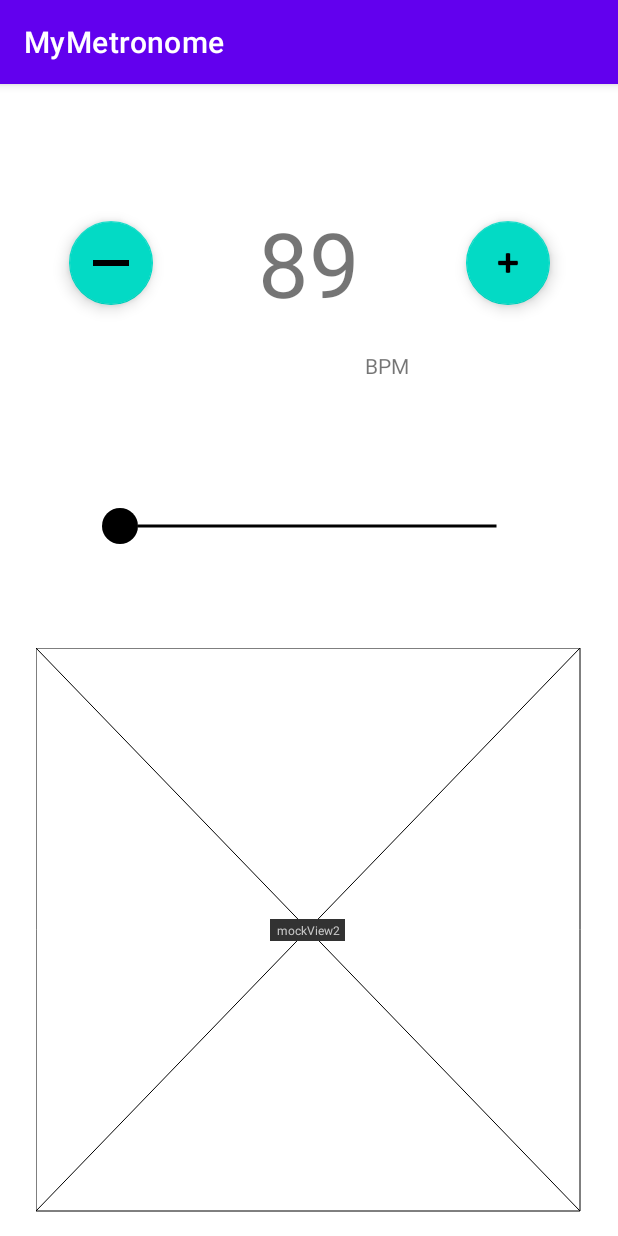
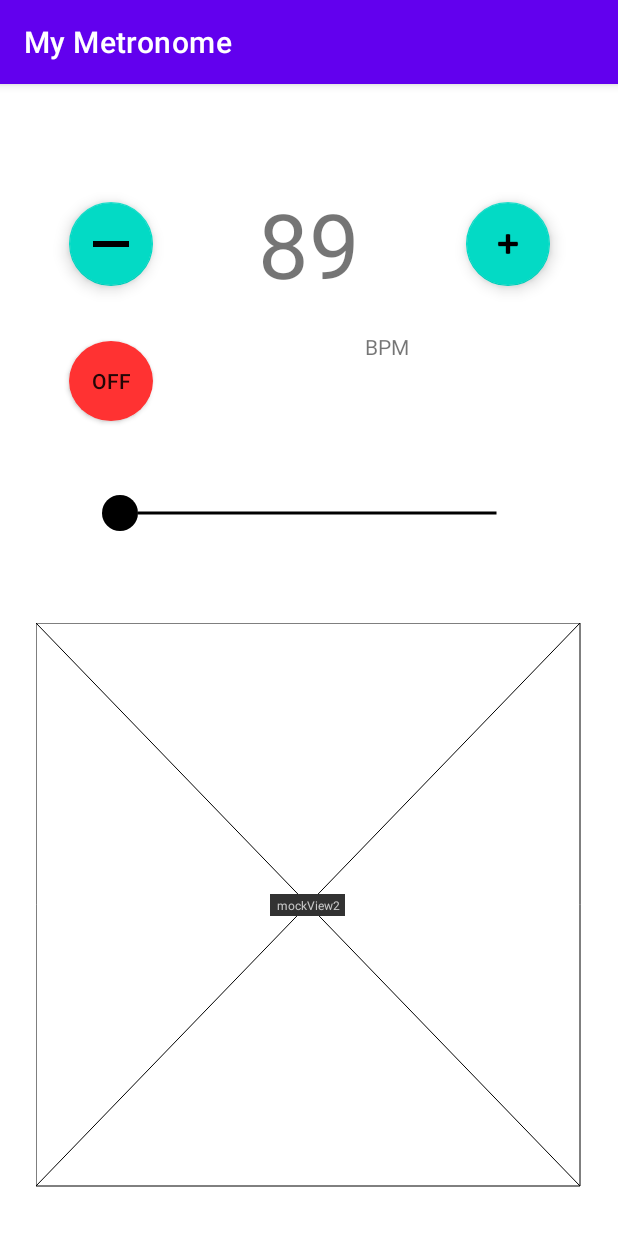
Before and after one commit to kemalsheker/MyMetronome, an Android app: the screen it shows after launch (MainActivity), after a tap on an icon or button, on a phone screen of 412 x 824 dp. Run offline under Robolectric (Android 15) with nearby library versions, the light colour scheme and no system bars.

Commit message:
Start/stop button , textwatcher, nightmode disable, mp3 sound

```diff
--- a/app/src/main/java/com/blackstart/mymetronome/MainActivity.java
+++ b/app/src/main/java/com/blackstart/mymetronome/MainActivity.java
@@ -1,13 +1,26 @@
 package com.blackstart.mymetronome;
 
+import android.media.MediaPlayer;
 import android.os.Bundle;
+import android.os.HandlerThread;
+import android.text.Editable;
+import android.text.TextWatcher;
 import android.util.Log;
 import android.view.View;
+import android.widget.ImageButton;
+import android.widget.SeekBar;
 import android.widget.TextView;
 
 import androidx.appcompat.app.AppCompatActivity;
+import androidx.appcompat.app.AppCompatDelegate;
+import androidx.appcompat.widget.AppCompatToggleButton;
 
+import com.google.android.material.button.MaterialButtonToggleGroup;
 import com.google.android.material.floatingactionbutton.FloatingActionButton;
+
+import java.sql.Time;
+import java.util.Timer;
+import java.util.TimerTask;
 
 public class MainActivity extends AppCompatActivity implements CounterHandler.CounterListener {
     private static final String TAG = "MainActivity";
@@ -16,25 +29,37 @@ public class MainActivity extends AppCompatActivity implements CounterHandler.Co
     private int currentBPM = 90;
     private boolean AutoIncrement = false;
     private boolean AutoDecrement = false;
+    private int minimumBPM = 30;
+    private int maximumBPM = 240;
+
 
     TextView bpmNumber;
+    SeekBar metronome;
+    AppCompatToggleButton startStopButton;
 
     @Override
     protected void onCreate(Bundle savedInstanceState) {
         Log.d(TAG, "onCreate: starts");
+        AppCompatDelegate.setDefaultNightMode(AppCompatDelegate.MODE_NIGHT_NO);
         super.onCreate(savedInstanceState);
         setContentView(R.layout.activity_main);
 
+
         bpmNumber = findViewById(R.id.bpmNumber);
+        metronome = findViewById(R.id.metronome);
+        startStopButton = findViewById(R.id.startStopButton);
+        metronome.setClickable(false);
+        metronome.setEnabled(false);
         FloatingActionButton minusButton = (FloatingActionButton) findViewById(R.id.minusButton);
         FloatingActionButton plusButton = (FloatingActionButton) findViewById(R.id.plusButton);
+
 
 
         new CounterHandler.Builder()
                 .incrementalView(plusButton)
                 .decrementalView(minusButton)
-                .minRange(30) // cant go any less than 30
-                .maxRange(240) // cant go any further than 240
+                .minRange(minimumBPM) // cant go any less than 30
+                .maxRange(maximumBPM) // cant go any further than 240
                 .startNumber(90)
                 .isCycle(true) // 49,50,-50,-49 and so on
                 .counterDelay(200) // speed of counter
@@ -42,9 +67,28 @@ public class MainActivity extends AppCompatActivity implements CounterHandler.Co
                 .listener(this) // to listen counter results and show them in app
                 .build();
 
+        bpmNumber.addTextChangedListener(new TextWatcher() {
+            @Override
+            public void beforeTextChanged(CharSequence charSequence, int i, int i1, int i2) {
+                currentBPM = Integer.parseInt(charSequence.toString());
+            }
+
+            @Override
+            public void onTextChanged(CharSequence charSequence, int i, int i1, int i2) {
+                currentBPM = Integer.parseInt(charSequence.toString());
+                Log.d(TAG, "onCreate: currentBPM is " + currentBPM);
+            }
+
+
+            @Override
+            public void afterTextChanged(Editable editable) {
+            }
+        });
+
+
+
         Log.d(TAG, "onCreate: ends");
     }
-
 
     @Override
     public void onIncrement(View view, int number) {
--- /dev/null
+++ b/app/src/main/res/drawable/startstop_button_background.xml
@@ -0,0 +1,21 @@
+<?xml version="1.0" encoding="utf-8"?>
+<selector xmlns:android="http://schemas.android.com/apk/res/android">
+
+    <item android:state_checked="true">
+        <shape android:shape="oval">
+            <solid android:color="@color/startGreen" />
+            <corners android:radius="5dp"/>
+            <size  android:height="48dp" android:width="48dp"/>
+        </shape>
+    </item>
+
+
+    <item android:state_checked="false">
+        <shape android:shape="oval">
+            <solid android:color="@color/stopRed" />
+            <corners android:radius="5dp"/>
+            <size  android:height="48dp" android:width="48dp"/>
+        </shape>
+    </item>
+
+</selector>
--- a/app/src/main/res/layout/activity_main.xml
+++ b/app/src/main/res/layout/activity_main.xml
@@ -2,9 +2,8 @@
 <androidx.constraintlayout.widget.ConstraintLayout xmlns:android="http://schemas.android.com/apk/res/android"
     xmlns:app="http://schemas.android.com/apk/res-auto"
     xmlns:tools="http://schemas.android.com/tools"
-    android:id="@+id/activity_main"
     android:layout_width="match_parent"
-    android:layout_height="match_parent"
+    android:layout_height="wrap_content"
     android:layout_gravity="center_vertical"
     tools:context=".MainActivity">
 
@@ -12,9 +11,10 @@
         android:id="@+id/metronome"
         android:layout_width="300dp"
         android:layout_height="98dp"
-        android:layout_marginStart="32dp"
-        android:layout_marginEnd="32dp"
-        android:layout_marginBottom="32dp"
+        android:layout_marginStart="24dp"
+        android:layout_marginEnd="24dp"
+        android:layout_marginBottom="24dp"
+        android:clickable="false"
         android:paddingStart="24dp"
         android:paddingLeft="16dp"
         android:paddingTop="16dp"
@@ -31,7 +31,7 @@
         android:id="@+id/bpmNumber"
         android:layout_width="133dp"
         android:layout_height="117dp"
-        android:layout_marginTop="64dp"
+        android:layout_marginTop="32dp"
         android:layout_marginBottom="72dp"
         android:gravity="center"
         android:text="90"
@@ -91,4 +91,18 @@
         app:layout_constraintHorizontal_bias="0.0"
         app:layout_constraintStart_toStartOf="parent" />
 
+    <androidx.appcompat.widget.AppCompatToggleButton
+        android:id="@+id/startStopButton"
+        android:layout_width="56dp"
+        android:layout_height="53dp"
+        android:layout_marginTop="32dp"
+        android:layout_marginBottom="8dp"
+        android:text=""
+        android:background="@drawable/startstop_button_background"
+        android:contextClickable="false"
+        app:layout_constraintBottom_toTopOf="@+id/metronome"
+        app:layout_constraintEnd_toEndOf="@+id/minusButton"
+        app:layout_constraintStart_toStartOf="@+id/minusButton"
+        app:layout_constraintTop_toBottomOf="@+id/minusButton" />
+
 </androidx.constraintlayout.widget.ConstraintLayout>
--- a/app/src/main/res/values/colors.xml
+++ b/app/src/main/res/values/colors.xml
@@ -7,4 +7,6 @@
     <color name="teal_700">#FF018786</color>
     <color name="black">#FF000000</color>
     <color name="white">#FFFFFFFF</color>
+    <color name="startGreen">#00b300</color>
+    <color name="stopRed">#FF3232</color>
 </resources>
--- a/app/src/main/res/values/strings.xml
+++ b/app/src/main/res/values/strings.xml
@@ -1,3 +1,3 @@
 <resources>
-    <string name="app_name">MyMetronome</string>
+    <string name="app_name">My\nMetronome</string>
 </resources>
```
Also changed, not shown: 1 other file.
